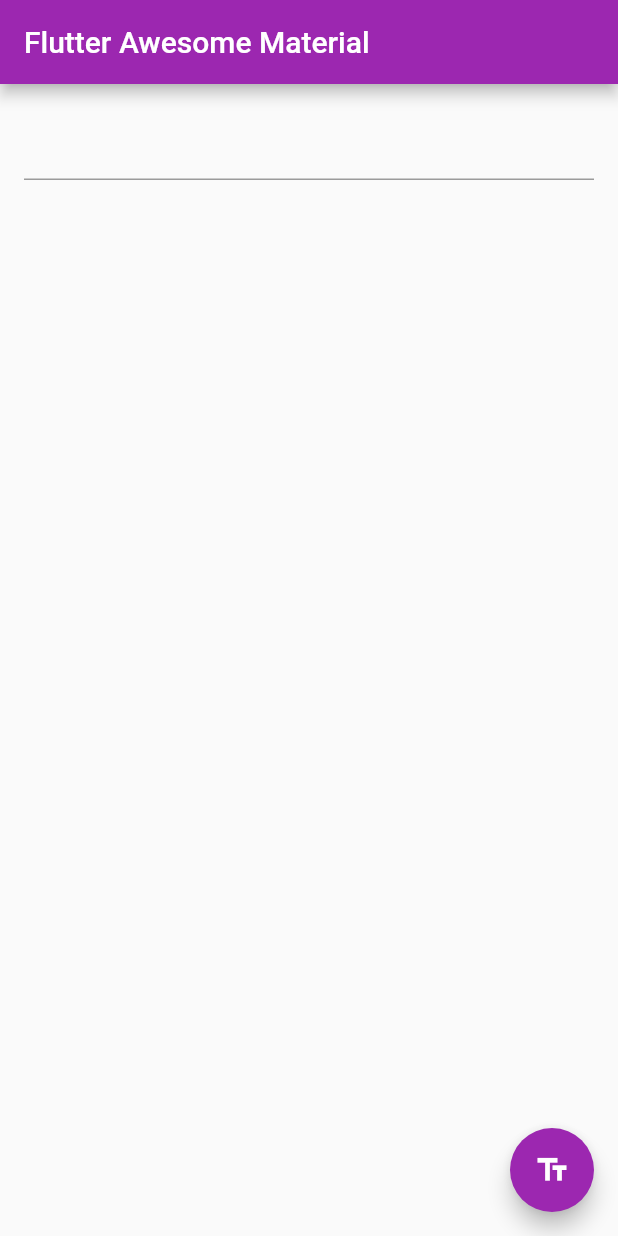
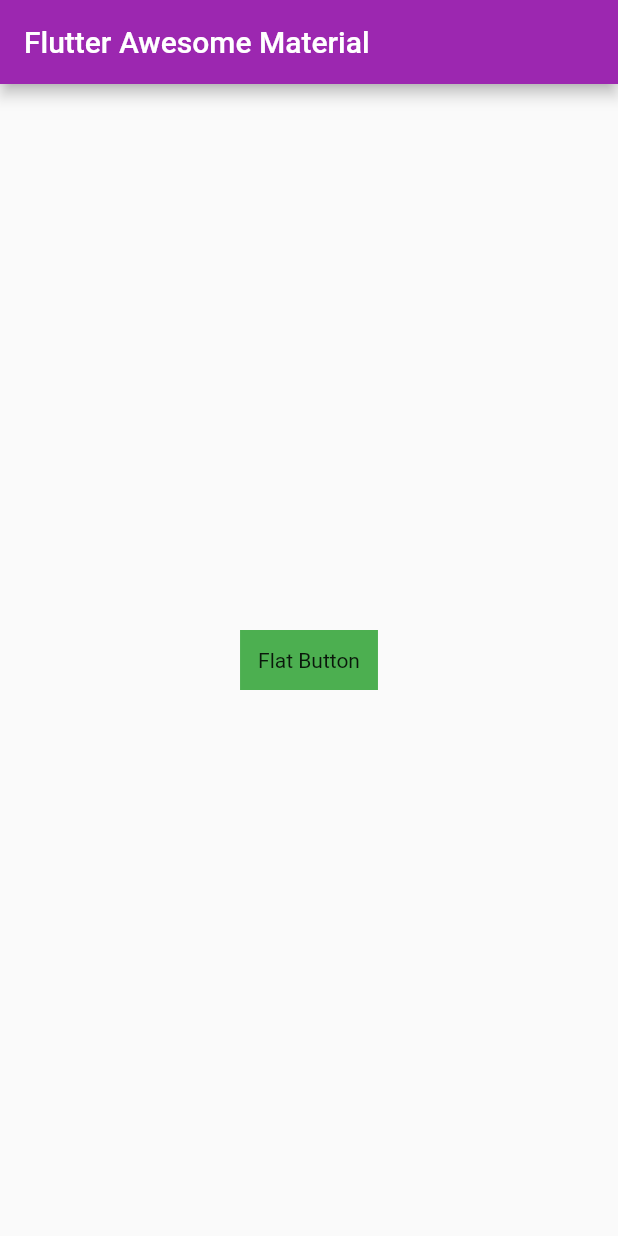
Before and after one commit to urahamat01/flutter_awesome_materials, a Flutter app: the screen it shows after launch, on a phone screen of 412 x 824 dp. Run offline on Flutter 3.47's test engine with Material 2 defaults, Android fonts, the phone set to English and light mode, and no system bars; key blocks and very long unbroken strings in the code were emptied for the run.

Commit message:
materialTouchRipple.

```diff
--- /dev/null
+++ b/flutter_awesome_materials/lib/gestures/AddMaterialTouchRipples.dart
@@ -0,0 +1,36 @@
+import 'package:flutter/material.dart';
+
+class MyHomePage extends StatelessWidget {
+  final String title;
+
+  MyHomePage({Key key, this.title}) : super(key: key);
+
+  @override
+  Widget build(BuildContext context) {
+    return Scaffold(
+      body: Center(child: MyButton()),
+    );
+  }
+}
+
+class MyButton extends StatelessWidget {
+  @override
+  Widget build(BuildContext context) {
+    // The InkWell wraps the custom flat button widget.
+    return InkWell(
+      // When the user taps the button, show a snackbar.
+      onTap: () {
+        ScaffoldMessenger.of(context).showSnackBar(
+          SnackBar(
+            content: Text('Tap'),
+          ),
+        );
+      },
+      child: Container(
+        color: Colors.green,
+        padding: EdgeInsets.all(12.0),
+        child: Text('Flat Button'),
+      ),
+    );
+  }
+}
--- a/flutter_awesome_materials/lib/main.dart
+++ b/flutter_awesome_materials/lib/main.dart
@@ -2,6 +2,7 @@ import 'package:flutter/material.dart';
 
 import 'development/ui/widgets/material/list_dialogbox.dart';
 import 'forms/retrieve_text.dart';
+import 'gestures/AddMaterialTouchRipples.dart';
 
 void main() {
   runApp(MyApp());
@@ -23,7 +24,7 @@ class MyApp extends StatelessWidget {
         appBar: AppBar(
           title: const Text('Flutter Awesome Material'),
         ),
-        body: MyCustomForm(),
+        body: MyHomePage(),
 
         // body: DraggableCard(
         //   child: FlutterLogo(
```
